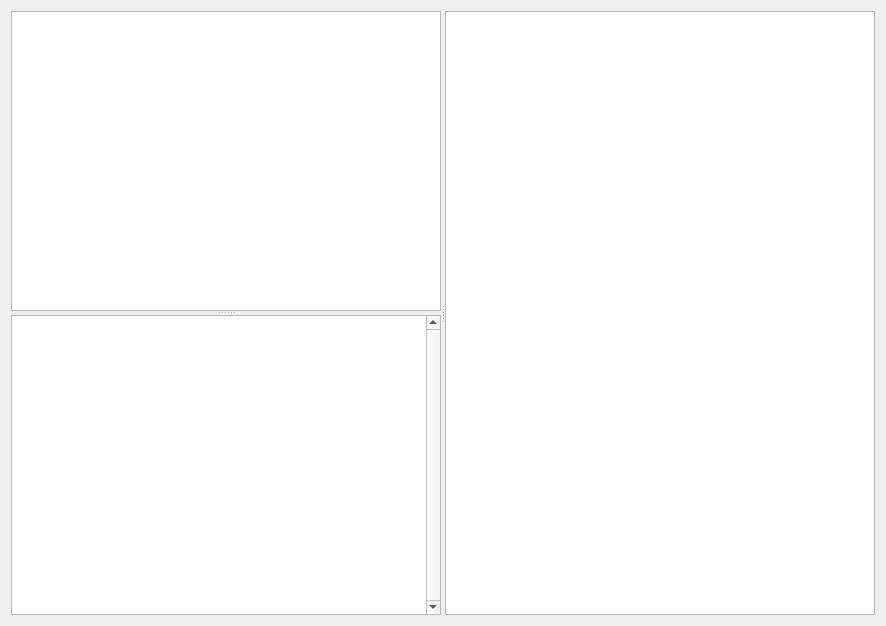
Qt form tools/ylliab/parserview.ui (8051Enthusiast/yabo) before a commit.
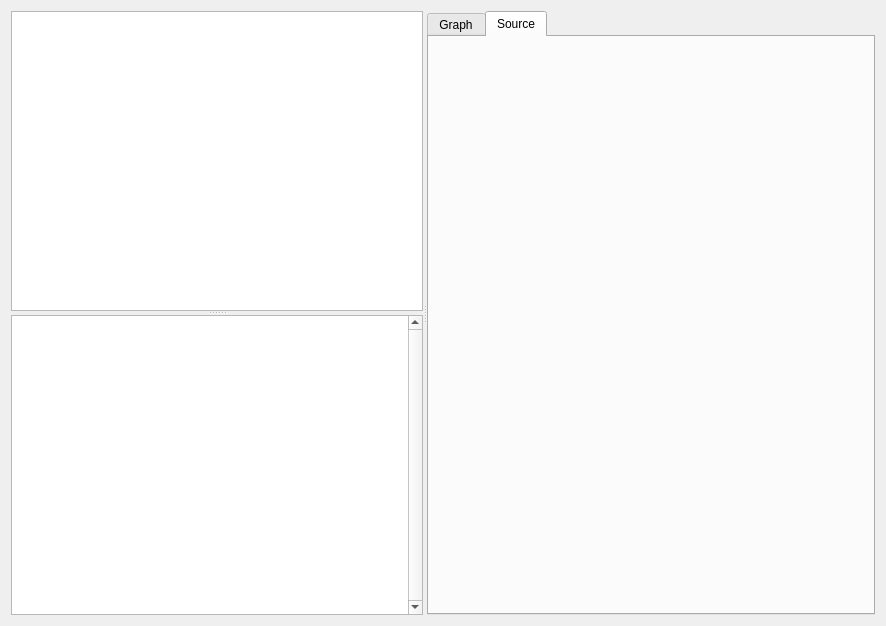
The same form after that commit. The open tabs and pages were chosen to show the change. Custom widgets are drawn as their Qt base class.

Diff of the .ui file:
```diff
--- a/tools/ylliab/parserview.ui
+++ b/tools/ylliab/parserview.ui
@@ -48,6 +48,22 @@
        </attribute>
       </widget>
      </widget>
+     <widget class="QTabWidget" name="tabWidget">
+      <property name="sizePolicy">
+       <sizepolicy hsizetype="Expanding" vsizetype="Expanding">
+        <horstretch>0</horstretch>
+        <verstretch>0</verstretch>
+       </sizepolicy>
+      </property>
+      <property name="currentIndex">
+       <number>0</number>
+      </property>
+      <widget class="QWidget" name="graphTab">
+       <attribute name="title">
+        <string>Graph</string>
+       </attribute>
+       <layout class="QVBoxLayout" name="graphLayout">
+        <item>
      <widget class="GraphView" name="graphicsView">
       <property name="sizePolicy">
        <sizepolicy hsizetype="Expanding" vsizetype="Expanding">
@@ -62,9 +78,31 @@
        <enum>QGraphicsView::FullViewportUpdate</enum>
       </property>
      </widget>
-    </widget>
-   </item>
-  </layout>
+        </item>
+       </layout>
+      </widget>
+      <widget class="QWidget" name="compileTab">
+       <attribute name="title">
+        <string>Source</string>
+       </attribute>
+       <layout class="QVBoxLayout" name="compileLayout">
+        <item>
+         <widget class="CompileWidget" name="compileWidget"/>
+        </item>
+       </layout>
+      </widget>
+     </widget>
+    </widget>
+   </item>
+  </layout>
+  <action name="actionCompile">
+   <property name="text">
+    <string>Compile</string>
+   </property>
+   <property name="shortcut">
+    <string>Ctrl+S</string>
+   </property>
+  </action>
  </widget>
  <customwidgets>
   <customwidget>
@@ -82,6 +120,11 @@
    <extends>QTreeView</extends>
    <header>valtreeview.hpp</header>
   </customwidget>
+  <customwidget>
+   <class>CompileWidget</class>
+   <extends>QWidget</extends>
+   <header>compilewidget.hpp</header>
+  </customwidget>
  </customwidgets>
  <resources/>
  <connections/>
```
Lines whose indentation alone changed are shown as unchanged.
